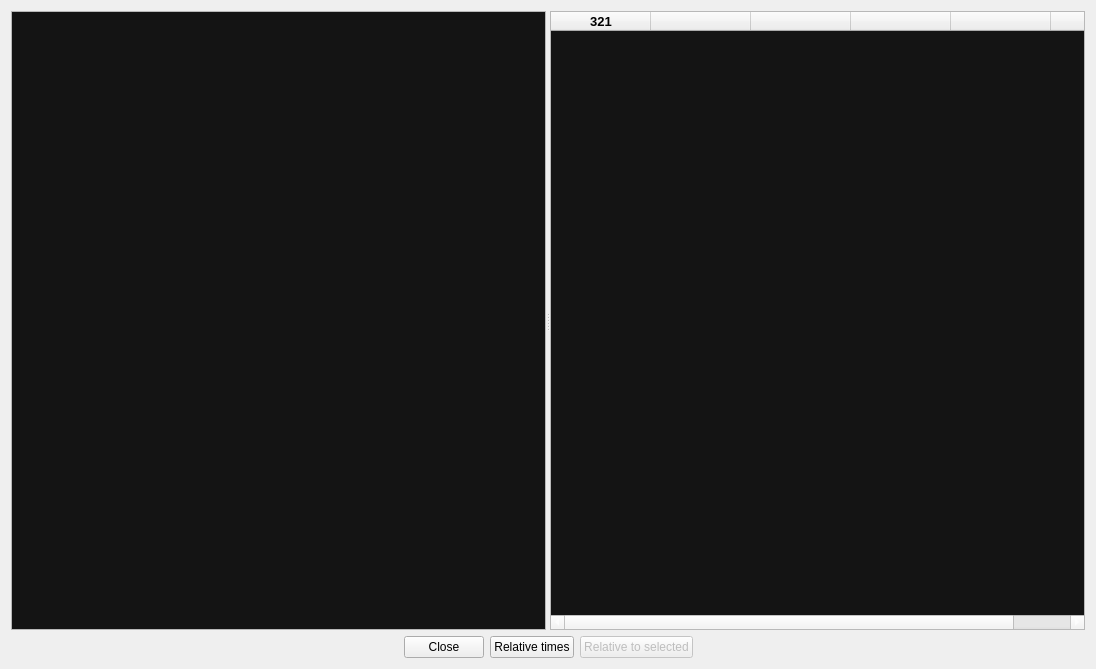
Old version of the form ui/sessiontimeswidget.ui in the repository gronberg/f1lt.
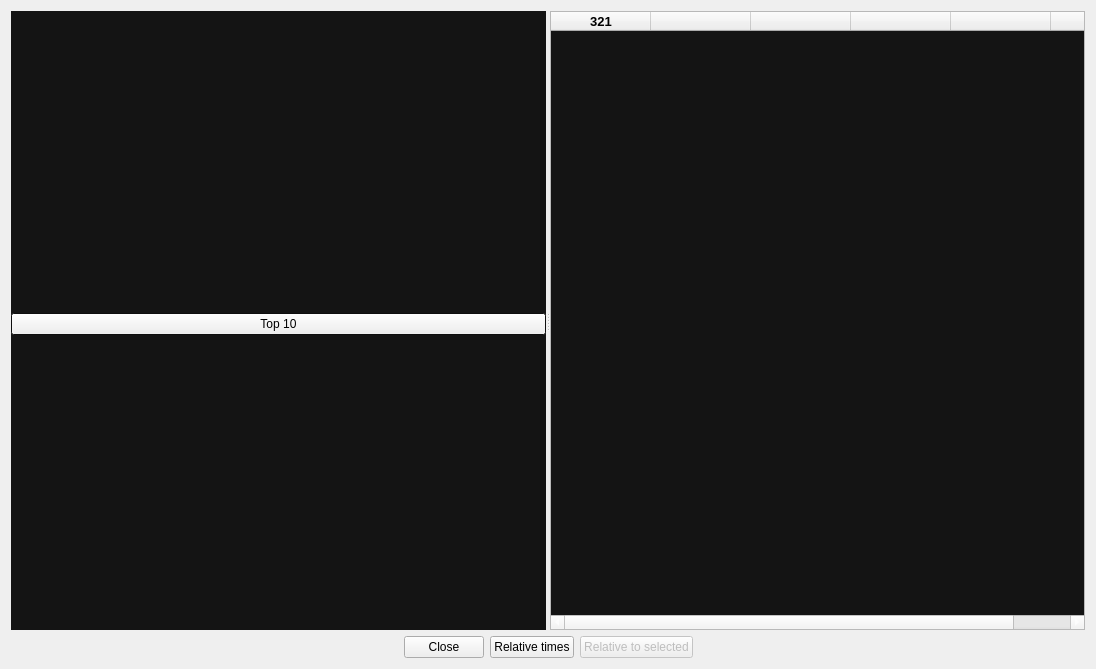
New version of the form. Icons and pictures are not drawn.

Commit message: updates to sessiontimes - short driver names in column headers, "top 10" button, most recent laps on top, fixed bug with quali rows

```diff
--- a/ui/sessiontimeswidget.ui
+++ b/ui/sessiontimeswidget.ui
@@ -17,12 +17,82 @@
    <iconset resource="../icons/icons.qrc">
     <normaloff>:/ui_icons/icon.png</normaloff>:/ui_icons/icon.png</iconset>
   </property>
-  <layout class="QVBoxLayout" name="verticalLayout" stretch="1,0">
+  <layout class="QVBoxLayout" name="verticalLayout_2" stretch="1,0">
    <item>
     <widget class="QSplitter" name="splitter">
      <property name="orientation">
       <enum>Qt::Horizontal</enum>
      </property>
+     <widget class="QWidget" name="widget" native="true">
+      <property name="palette">
+       <palette>
+        <active>
+         <colorrole role="Base">
+          <brush brushstyle="SolidPattern">
+           <color alpha="255">
+            <red>240</red>
+            <green>240</green>
+            <blue>240</blue>
+           </color>
+          </brush>
+         </colorrole>
+         <colorrole role="Window">
+          <brush brushstyle="SolidPattern">
+           <color alpha="255">
+            <red>20</red>
+            <green>20</green>
+            <blue>20</blue>
+           </color>
+          </brush>
+         </colorrole>
+        </active>
+        <inactive>
+         <colorrole role="Base">
+          <brush brushstyle="SolidPattern">
+           <color alpha="255">
+            <red>240</red>
+            <green>240</green>
+            <blue>240</blue>
+           </color>
+          </brush>
+         </colorrole>
+         <colorrole role="Window">
+          <brush brushstyle="SolidPattern">
+           <color alpha="255">
+            <red>20</red>
+            <green>20</green>
+            <blue>20</blue>
+           </color>
+          </brush>
+         </colorrole>
+        </inactive>
+        <disabled>
+         <colorrole role="Base">
+          <brush brushstyle="SolidPattern">
+           <color alpha="255">
+            <red>20</red>
+            <green>20</green>
+            <blue>20</blue>
+           </color>
+          </brush>
+         </colorrole>
+         <colorrole role="Window">
+          <brush brushstyle="SolidPattern">
+           <color alpha="255">
+            <red>20</red>
+            <green>20</green>
+            <blue>20</blue>
+           </color>
+          </brush>
+         </colorrole>
+        </disabled>
+       </palette>
+      </property>
+      <property name="autoFillBackground">
+       <bool>true</bool>
+      </property>
+      <layout class="QVBoxLayout" name="verticalLayout">
+       <item>
      <widget class="QListWidget" name="driversListWidget">
       <property name="palette">
        <palette>
@@ -142,6 +212,41 @@
         </disabled>
        </palette>
       </property>
+         <property name="frameShape">
+          <enum>QFrame::NoFrame</enum>
+         </property>
+         <property name="frameShadow">
+          <enum>QFrame::Raised</enum>
+         </property>
+         <property name="verticalScrollBarPolicy">
+          <enum>Qt::ScrollBarAlwaysOff</enum>
+         </property>
+        </widget>
+       </item>
+       <item>
+        <widget class="QPushButton" name="top10Button">
+         <property name="text">
+          <string>Top 10</string>
+         </property>
+         <property name="checkable">
+          <bool>true</bool>
+         </property>
+        </widget>
+       </item>
+       <item>
+        <spacer name="verticalSpacer">
+         <property name="orientation">
+          <enum>Qt::Vertical</enum>
+         </property>
+         <property name="sizeHint" stdset="0">
+          <size>
+           <width>20</width>
+           <height>40</height>
+          </size>
+         </property>
+        </spacer>
+       </item>
+      </layout>
      </widget>
      <widget class="QTableWidget" name="timesTableWidget">
       <property name="sizePolicy">
```
Lines whose indentation alone changed are shown as unchanged. The commit also changes 2 other files.
